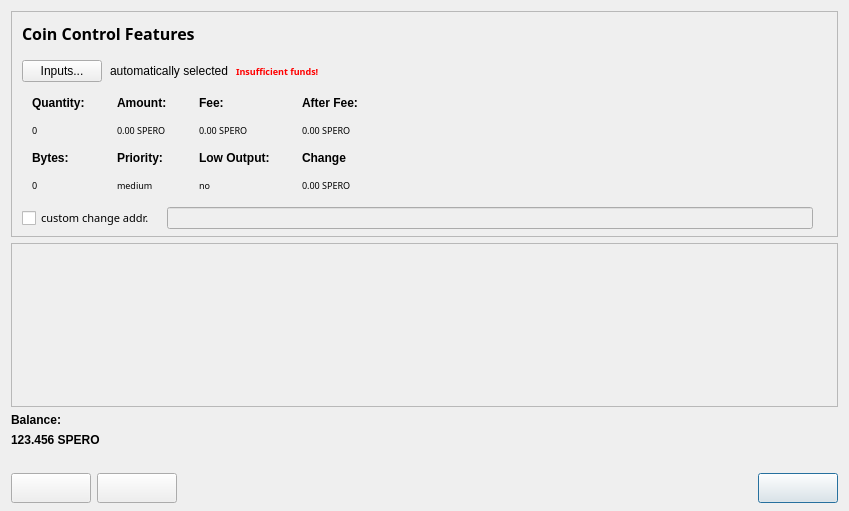
The window that src/qt/forms/sendcoinsdialog.ui (LightBurdenOfficial/SperoCoin_Android) describes before a commit, drawn with Qt 5.
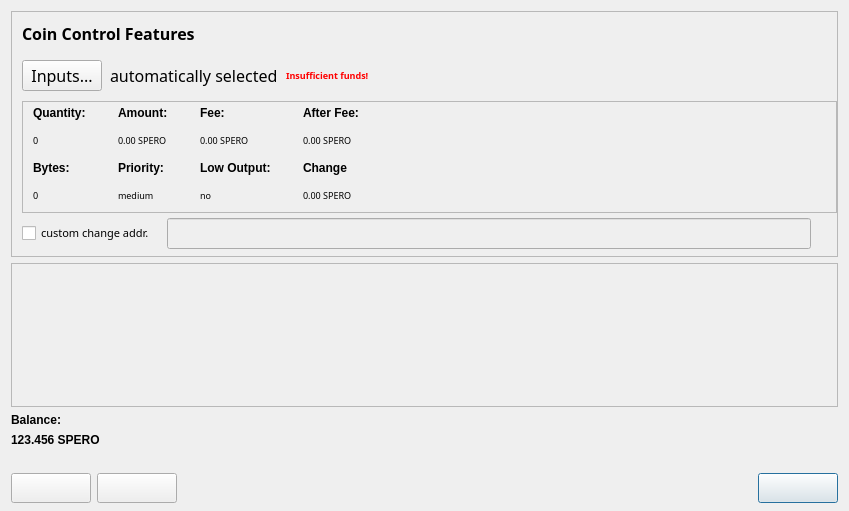
The same window after the commit. Icons and pictures are not drawn.

What changed in the file:
```diff
--- a/src/qt/forms/sendcoinsdialog.ui
+++ b/src/qt/forms/sendcoinsdialog.ui
@@ -34,6 +34,15 @@
        <height>16777215</height>
       </size>
      </property>
+     <property name="font">
+      <font>
+       <family>Century Gothic</family>
+       <pointsize>12</pointsize>
+       <weight>9</weight>
+       <italic>false</italic>
+       <bold>false</bold>
+      </font>
+     </property>
      <property name="frameShape">
       <enum>QFrame::StyledPanel</enum>
      </property>
@@ -169,7 +178,19 @@
          </layout>
         </item>
         <item>
-         <widget class="QWidget" name="widgetCoinControl" native="true">
+         <widget class="QScrollArea" name="scrollArea">
+          <property name="widgetResizable">
+           <bool>true</bool>
+          </property>
+          <widget class="QWidget" name="widgetCoinControl">
+           <property name="geometry">
+            <rect>
+             <x>0</x>
+             <y>0</y>
+             <width>816</width>
+             <height>110</height>
+            </rect>
+           </property>
           <property name="sizePolicy">
            <sizepolicy hsizetype="Preferred" vsizetype="Preferred">
             <horstretch>0</horstretch>
@@ -619,6 +640,7 @@
            </item>
           </layout>
          </widget>
+         </widget>
         </item>
         <item>
          <layout class="QHBoxLayout" name="horizontalLayoutCoinControl4" stretch="0,0,0">
@@ -734,7 +756,7 @@
         <x>0</x>
         <y>0</y>
         <width>829</width>
-        <height>139</height>
+        <height>137</height>
        </rect>
       </property>
       <layout class="QVBoxLayout" name="verticalLayout_2">
```
Lines whose indentation alone changed are shown as unchanged.
